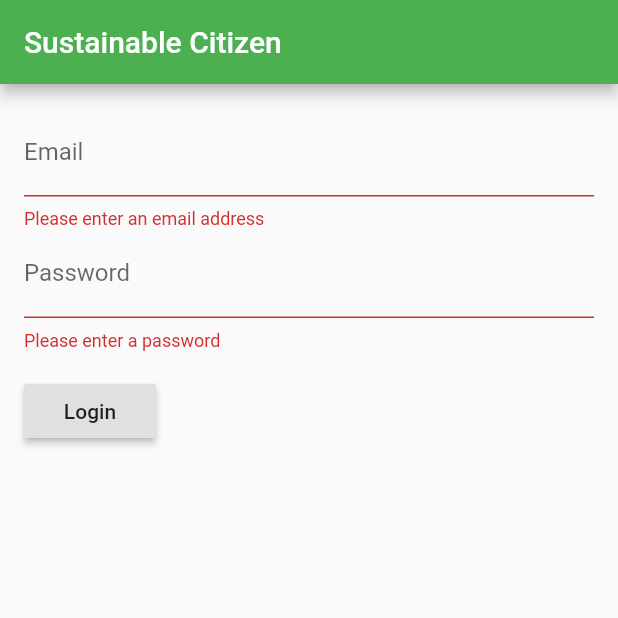
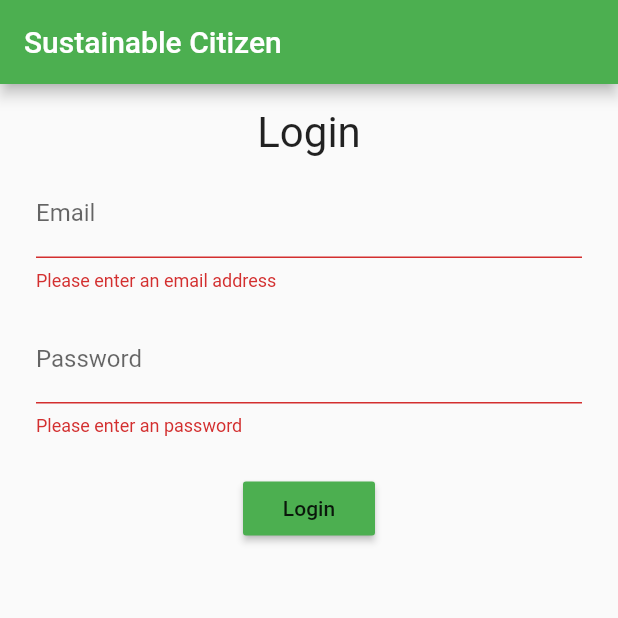
Before and after one commit to sustainable-citizen/sc-mobile, a Flutter app: the screen it shows after launch, after a tap on "Login", on a phone screen of 412 x 824 dp, the top half of it. Run offline on Flutter 3.47's test engine with Material 2 defaults, Android fonts, the phone set to English and light mode, and no system bars; accounts and stored records are empty.

Commit message:
Adding basic login functionality

```diff
--- /dev/null
+++ b/lib/auth.dart
@@ -0,0 +1,36 @@
+enum AuthState { LOGGED_IN, LOGGED_OUT }
+
+abstract class AuthStateListener {
+  void onAuthStateChanged(AuthState state);
+}
+
+// A naive implementation of Observer/Subscriber Pattern. Will do for now.
+class AuthStateProvider {
+  static final AuthStateProvider _instance = new AuthStateProvider.internal();
+
+  List<AuthStateListener> _subscribers;
+
+  factory AuthStateProvider() => _instance;
+  AuthStateProvider.internal() {
+    _subscribers = new List<AuthStateListener>();
+    initState();
+  }
+
+  void initState() async {
+    notify(AuthState.LOGGED_OUT);
+  }
+
+  void subscribe(AuthStateListener listener) {
+    _subscribers.add(listener);
+  }
+
+  void dispose(AuthStateListener listener) {
+    for (var l in _subscribers) {
+      if (l == listener) _subscribers.remove(l);
+    }
+  }
+
+  void notify(AuthState state) {
+    _subscribers.forEach((AuthStateListener s) => s.onAuthStateChanged(state));
+  }
+}
--- /dev/null
+++ b/lib/data/rest_ds.dart
@@ -0,0 +1,34 @@
+import 'dart:async';
+import 'dart:convert';
+import '../utils/network_util.dart';
+import '../models/user.dart';
+
+class RestDatasource {
+  NetworkUtil _netUtil = new NetworkUtil();
+  static final baseUrl = "http://localhost:3000";
+  static final loginURL = baseUrl + "/oauth/token";
+  static final grantType = "password";
+
+  Future<User> login(String username, String password) {
+    return _netUtil.post(
+      loginURL,
+      headers: {
+        "Content-Type": "application/json",
+        "Accept": "application/json",
+      },
+      body: json.encode({
+        "grant_type": grantType,
+        "username": username,
+        "password": password
+     }),
+    ).then((dynamic result) {
+      print(result.toString());
+      if (result["status_code"] == 401) {
+        throw new Exception("You have entered an invalid username or password.");
+      } else if (result["status_code"] != 201) {
+        throw new Exception("An unexpected error has occurred.");
+      }
+      return User(username, password);
+    });
+  }
+}
--- a/lib/login.dart
+++ /dev/null
@@ -1,111 +0,0 @@
-import 'package:flutter/material.dart';
-
-class LoginPage extends StatefulWidget {
-  @override
-  State createState() => new LoginPageState();
-}
-
-class LoginPageState extends State<LoginPage> {
-
-  @override
-  Widget build(BuildContext context) {
-    return new Scaffold(
-      appBar: AppBar(
-        title: Text('Sustainable Citizen'),
-      ),
-      body: Padding(
-        padding: const EdgeInsets.all(16.0),
-        child: LoginForm()
-      ),
-    );
-  }
-}
-
-// Define a Custom Form Widget
-class LoginForm extends StatefulWidget {
-  @override
-  LoginFormState createState() {
-    return LoginFormState();
-  }
-}
-
-// Define a corresponding State class. This class will hold the data related to
-// the form.
-class LoginFormState extends State<LoginForm> {
-  // Create a global key that will uniquely identify the Form widget and allow
-  // us to validate the form
-  final _formKey = GlobalKey<FormState>();
-  final emailController = TextEditingController();
-  final passwordController = TextEditingController();
-
-  @override
-  void dispose() {
-    // Clean up the controller when the Widget is disposed
-    emailController.dispose();
-    passwordController.dispose();
-    super.dispose();
-  }
-
-  // Validate will return true if the form is valid, or false if
-  // the form is invalid.
-  void attemptLogin() {
-    if (_formKey.currentState.validate()) {
-      // If the form is valid, we want to show a Snackbar
-      showDialog(
-        context: context,
-        builder: (context) {
-          return AlertDialog(
-            // Retrieve the text the user has typed in using our
-            // TextEditingController
-            content: Text(emailController.text),
-          );
-        },
-      );
-    }
-  }
-
-  @override
-  Widget build(BuildContext context) {
-    // Build a Form widget using the _formKey we created above
-    return Form(
-      key: _formKey,
-      child: Column(
-        crossAxisAlignment: CrossAxisAlignment.start,
-        children: <Widget>[
-          TextFormField(
-            controller: emailController,
-            decoration: new InputDecoration(
-              labelText: "Email",
-            ),
-            keyboardType: TextInputType.emailAddress,
-            validator: (value) {
-              if (value.isEmpty) {
-                return 'Please enter an email address';
-              }
-            },
-          ),
-          TextFormField(
-            controller: passwordController,
-            decoration: new InputDecoration(
-              labelText: "Password",
-            ),
-            keyboardType: TextInputType.text,
-            obscureText: true,
-            validator: (value) {
-              if (value.isEmpty) {
-                return 'Please enter a password';
-              }
-            },
-          ),
-          Padding(
-            padding: EdgeInsets.symmetric(vertical: 16.0),
-            child: RaisedButton(
-              onPressed: attemptLogin,
-              child: Text('Login'),
-            ),
-          )
-        ],
-      ),
-    );
-  }
-}
--- a/lib/main.dart
+++ b/lib/main.dart
@@ -1,5 +1,5 @@
 import 'package:flutter/material.dart';
-import 'login.dart';
+import 'routes.dart';
 
 void main() => runApp(new MyApp());
 
@@ -9,10 +9,8 @@ class MyApp extends StatelessWidget {
     final appTitle = 'Sustainable Citizen';
     return new MaterialApp(
       title: appTitle,
-      home: new LoginPage(),
-      theme: new ThemeData(
-        primarySwatch: Colors.green
-      ),
+      theme: new ThemeData(primarySwatch: Colors.green),
+      routes: routes,
     );
   }
 }
--- /dev/null
+++ b/lib/models/user.dart
@@ -0,0 +1,21 @@
+class User {
+  String _username;
+  String _password;
+  User(this._username, this._password);
+
+  User.map(dynamic obj) {
+    this._username = obj["username"];
+    this._password = obj["password"];
+  }
+
+  String get username => _username;
+  String get password => _password;
+
+  Map<String, dynamic> toMap() {
+    var map = new Map<String, dynamic>();
+    map["username"] = _username;
+    map["password"] = _password;
+
+    return map;
+  }
+}
--- /dev/null
+++ b/lib/routes.dart
@@ -0,0 +1,9 @@
+import 'package:flutter/material.dart';
+import 'screens/home/home.dart';
+import 'screens/login/login.dart';
+
+final routes = {
+  '/login': (BuildContext context) => new LoginScreen(),
+  '/home': (BuildContext context) => new HomeScreen(),
+  '/': (BuildContext context) => new LoginScreen(),
+};
--- /dev/null
+++ b/lib/screens/home/home.dart
@@ -0,0 +1,23 @@
+import 'package:flutter/material.dart';
+
+class HomeScreen extends StatefulWidget {
+  @override
+  State createState() => new LoginScreenState();
+}
+
+class LoginScreenState extends State<HomeScreen> {
+  @override
+  Widget build(BuildContext context) {
+    return MaterialApp(
+      title: 'Welcome to Sustainable Citizen',
+      home: Scaffold(
+        appBar: AppBar(
+          title: Text('Welcome to Sustainable Citizen'),
+        ),
+        body: Center(
+          child: Text('Hello World!'),
+        ),
+      ),
+    );
+  }
+}
--- /dev/null
+++ b/lib/screens/login/login.dart
@@ -0,0 +1,146 @@
+import 'package:flutter/material.dart';
+import '../../auth.dart';
+import '../../models/user.dart';
+import 'login_presenter.dart';
+
+class LoginScreen extends StatefulWidget {
+  @override
+  State createState() => LoginScreenState();
+}
+
+class LoginScreenState extends State<LoginScreen> {
+  bool _isLoading = false;
+
+  @override
+  Widget build(BuildContext context) {
+    return new Scaffold(
+      appBar: AppBar(
+        title: Text('Sustainable Citizen'),
+      ),
+      body: Padding(padding: const EdgeInsets.all(16.0), child: LoginForm()),
+    );
+  }
+}
+
+// Define a Custom Form Widget
+class LoginForm extends StatefulWidget {
+  @override
+  LoginFormState createState() {
+    return LoginFormState();
+  }
+}
+
+// Define a corresponding State class. This class will hold the data related to
+// the form.
+class LoginFormState extends State<LoginForm>
+    implements LoginContract, AuthStateListener {
+  BuildContext _context;
+  bool _isLoading = false;
+  final _formKey = GlobalKey<FormState>();
+  final scaffoldKey = GlobalKey<ScaffoldState>();
+  String _username, _password;
+  LoginPresenter _presenter;
+
+  LoginFormState() {
+    _presenter = LoginPresenter(this);
+    var authStateProvider = new AuthStateProvider();
+    authStateProvider.subscribe(this);
+  }
+
+  void _submit() {
+    final form = _formKey.currentState;
+
+    if (form.validate()) {
+      setState(() => _isLoading = true);
+      form.save();
+      _presenter.attemptLogin(_username, _password);
+    }
+  }
+
+  void _showSnackBar(String text) {
+    scaffoldKey.currentState
+        .showSnackBar(new SnackBar(content: new Text(text)));
+  }
+
+  @override
+  onAuthStateChanged(AuthState state) {
+    if (state == AuthState.LOGGED_IN)
+      Navigator.of(_context).pushReplacementNamed("/home");
+  }
+
+  @override
+  Widget build(BuildContext context) {
+    _context = context;
+    var loginButton = RaisedButton(
+      onPressed: _submit,
+      child: Text("Login"),
+      color: Colors.green,
+    );
+
+    var loginForm = new Column(
+      crossAxisAlignment: CrossAxisAlignment.center,
+      children: <Widget>[
+        new Text(
+          "Login",
+          textScaleFactor: 2.0,
+        ),
+        new Form(
+          key: _formKey,
+          child: new Column(
+            children: <Widget>[
+              new Padding(
+                padding: const EdgeInsets.all(8.0),
+                child: new TextFormField(
+                  decoration: new InputDecoration(labelText: "Email"),
+                  onSaved: (val) => _username = val,
+                  validator: (val) {
+                    return val.length == 0
+                        ? "Please enter an email address"
+                        : null;
+                  },
+                ),
+              ),
+              new Padding(
+                padding: const EdgeInsets.all(8.0),
+                child: new TextFormField(
+                  decoration: new InputDecoration(labelText: "Password"),
+                  onSaved: (val) => _password = val,
+                  validator: (val) {
+                    return val.length == 0
+                        ? "Please enter an password"
+                        : null;
+                  },
+                ),
+              ),
+            ],
+          ),
+        ),
+        Padding(
+            padding: EdgeInsets.symmetric(vertical: 16.0),
+            child: _isLoading ? new CircularProgressIndicator() : loginButton
+        ),
+      ],
+    );
+
+    // Build a Form widget using the _formKey we created above
+    return Scaffold(
+      appBar: null,
+      key: scaffoldKey,
+      body: loginForm
+    );
+  }
+
+  @override
+  void onLoginError(String errorTxt) {
+    _showSnackBar(errorTxt);
+    setState(() => _isLoading = false);
+  }
+
+  @override
+  void onLoginSuccess(User user) async {
+    _showSnackBar(user.toString());
+    setState(() => _isLoading = false);
+    var authStateProvider = new AuthStateProvider();
+    authStateProvider.notify(AuthState.LOGGED_IN);
+  }
+}
--- /dev/null
+++ b/lib/screens/login/login_presenter.dart
@@ -0,0 +1,22 @@
+import '../../data/rest_ds.dart';
+import '../../models/user.dart';
+
+abstract class LoginContract {
+  void onLoginSuccess(User user);
+  void onLoginError(String errorTxt);
+}
+
+class LoginPresenter {
+  LoginContract _view;
+  RestDatasource api = new RestDatasource();
+  LoginPresenter(this._view);
+
+  attemptLogin(String username, String password) async {
+    try {
+      var user = await api.login(username, password);
+      _view.onLoginSuccess(user);
+    } on Exception catch(error) {
+      _view.onLoginError(error.toString());
+    }
+  }
+}
--- a/pubspec.yaml
+++ b/pubspec.yaml
@@ -13,6 +13,9 @@ environment:
   sdk: ">=2.0.0-dev.68.0 <3.0.0"
 
 dependencies:
+  http: ^0.12.0
+  sqflite: ^0.12.2+1
+  path_provider: ^0.4.1
   flutter:
     sdk: flutter
 
```
Also changed, not shown: lib/utils/network_util.dart (added, +36 -0 lines), 5 other files.
